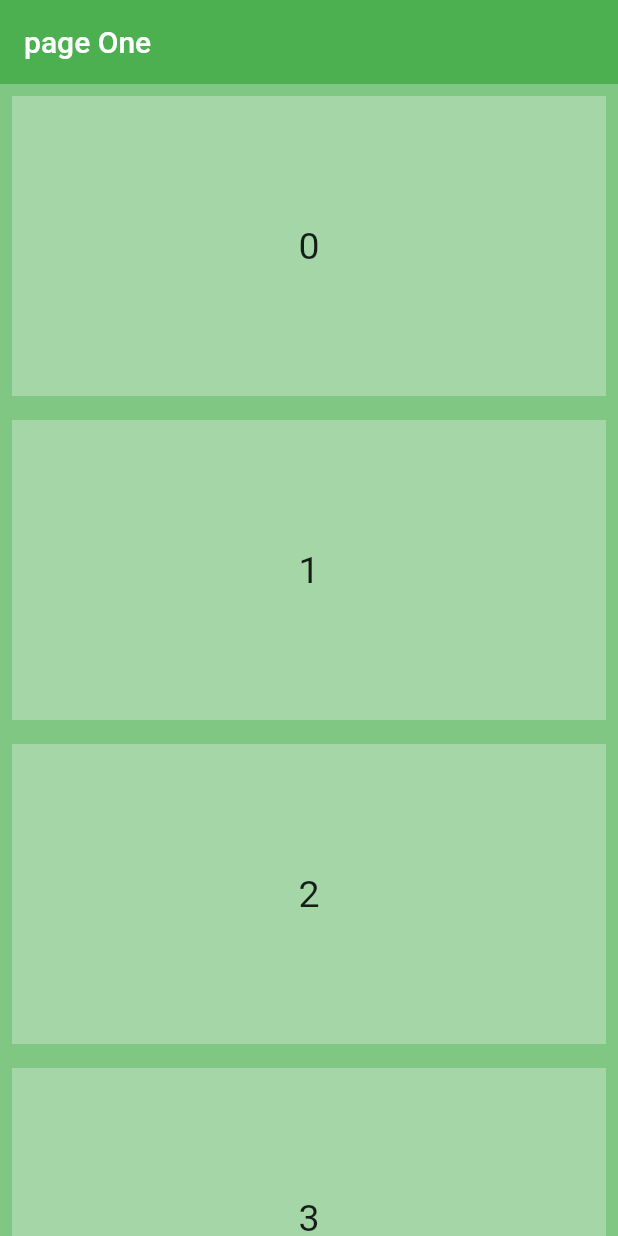
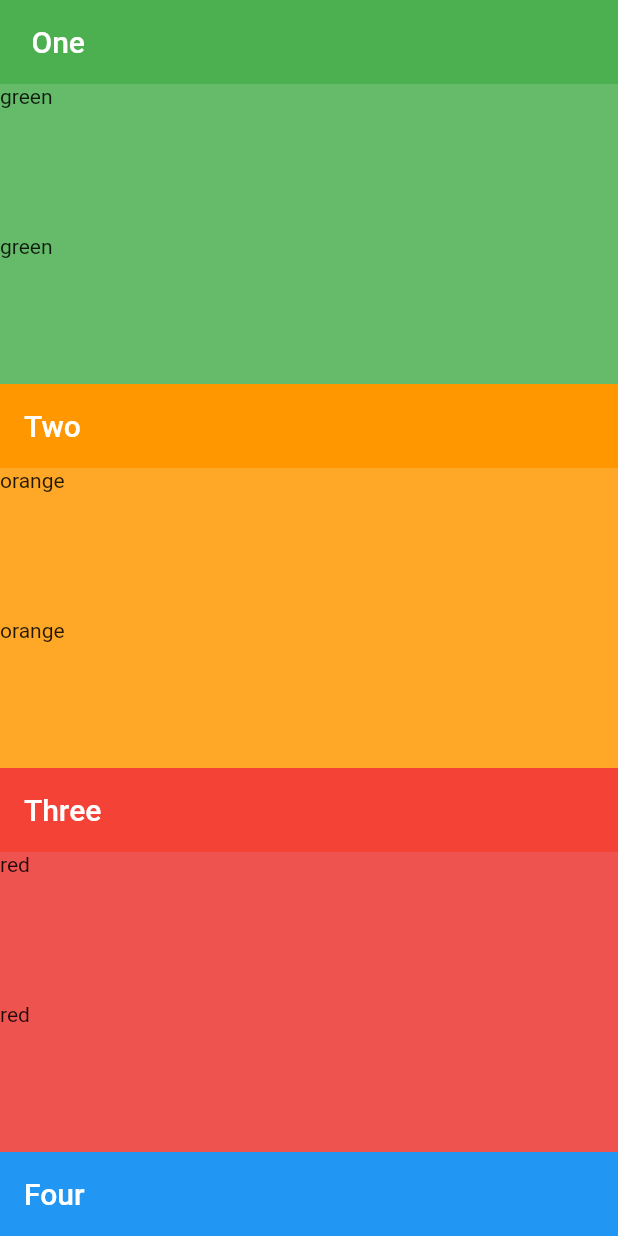
Before and after one commit to Azzam-dev/playing_with_widgets, a Flutter app: the screen it shows after launch, on a phone screen of 412 x 824 dp. Run offline on Flutter 3.47's test engine with Material 2 defaults, Android fonts, the light colour scheme and no system bars.

Commit message:
worked on adding SliverAppBar to the first page

```diff
--- a/lib/pages/FirstPage.dart
+++ b/lib/pages/FirstPage.dart
@@ -12,22 +12,85 @@ class FirstPage extends StatelessWidget {
       child: CustomScrollView(
         slivers: [
           SliverAppBar(
-            title: Text("page One"),
+            pinned: true,
+            title: Text(" One"),
             backgroundColor: Colors.green,
           ),
           SliverList(
-              delegate: SliverChildBuilderDelegate((context, index) {
-            return Container(
-              margin: EdgeInsets.all(8),
-              height: 200,
-              color: Colors.green[200],
-              child: Center(
-                  child: Text(
-                "$index",
-                style: TextStyle(fontSize: 25),
-              )),
-            );
-          }, childCount: 10))
+            delegate: SliverChildListDelegate([
+              Container(
+                color: Colors.green[400],
+                child: Text("green"),
+                height: 100,
+              ),
+              Container(
+                color: Colors.green[400],
+                child: Text("green "),
+                height: 100,
+              )
+            ]),
+          ),
+          SliverAppBar(
+            pinned: true,
+            title: Text("Two"),
+            backgroundColor: Colors.orange,
+          ),
+          SliverList(
+            delegate: SliverChildListDelegate([
+              Container(
+                color: Colors.orange[400],
+                child: Text("orange"),
+                height: 100,
+              ),
+              Container(
+                color: Colors.orange[400],
+                child: Text("orange "),
+                height: 100,
+              )
+            ]),
+          ),
+          SliverAppBar(
+            pinned: true,
+            title: Text("Three"),
+            backgroundColor: Colors.red,
+          ),
+          SliverList(
+            delegate: SliverChildListDelegate(
+              [
+                Container(
+                  color: Colors.red[400],
+                  child: Text("red"),
+                  height: 100,
+                ),
+                Container(
+                  color: Colors.red[400],
+                  child: Text("red "),
+                  height: 100,
+                )
+              ],
+            ),
+          ),
+          SliverAppBar(
+            pinned: true,
+            title: Text("Four"),
+            backgroundColor: Colors.blue,
+          ),
+          SliverList(
+            delegate: SliverChildListDelegate(
+              [
+                Container(
+                  color: Colors.blue[400],
+                  child: Text("blue"),
+                  height: 100,
+                ),
+                Container(
+                  color: Colors.blue[400],
+                  child: Text("blue "),
+                  height: 100,
+                )
+              ],
+            ),
+          ),
         ],
       ),
     );
```
